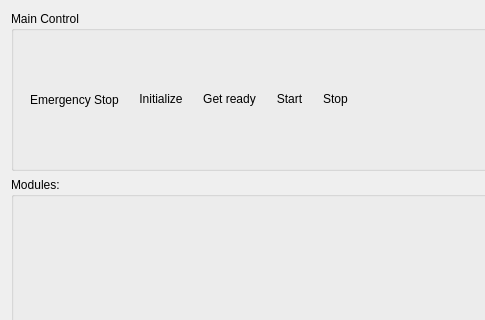
Qt form core/hq/ui/hq_window.ui (tud-hri/joan) before a commit; both pictures show x 0 to 485 and y 0 to 320 of the 737 by 503 pixel window.
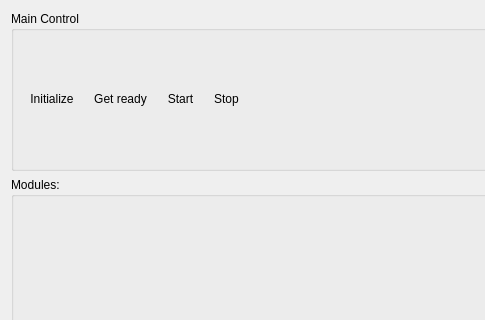
The same form after that commit.

Commit message: deleted the emergency stop and made stop always available

Patch:
```diff
--- a/core/hq/ui/hq_window.ui
+++ b/core/hq/ui/hq_window.ui
@@ -32,25 +32,6 @@
       <string>Main Control</string>
      </property>
      <layout class="QHBoxLayout" name="horizontalLayout_4">
-      <item>
-       <widget class="QToolButton" name="btn_emergency">
-        <property name="text">
-         <string>Emergency Stop</string>
-        </property>
-        <property name="iconSize">
-         <size>
-          <width>100</width>
-          <height>100</height>
-         </size>
-        </property>
-        <property name="toolButtonStyle">
-         <enum>Qt::ToolButtonIconOnly</enum>
-        </property>
-        <property name="autoRaise">
-         <bool>true</bool>
-        </property>
-       </widget>
-      </item>
       <item>
        <layout class="QVBoxLayout" name="v_layout">
         <item>
```
The commit also changes 4 other files.
